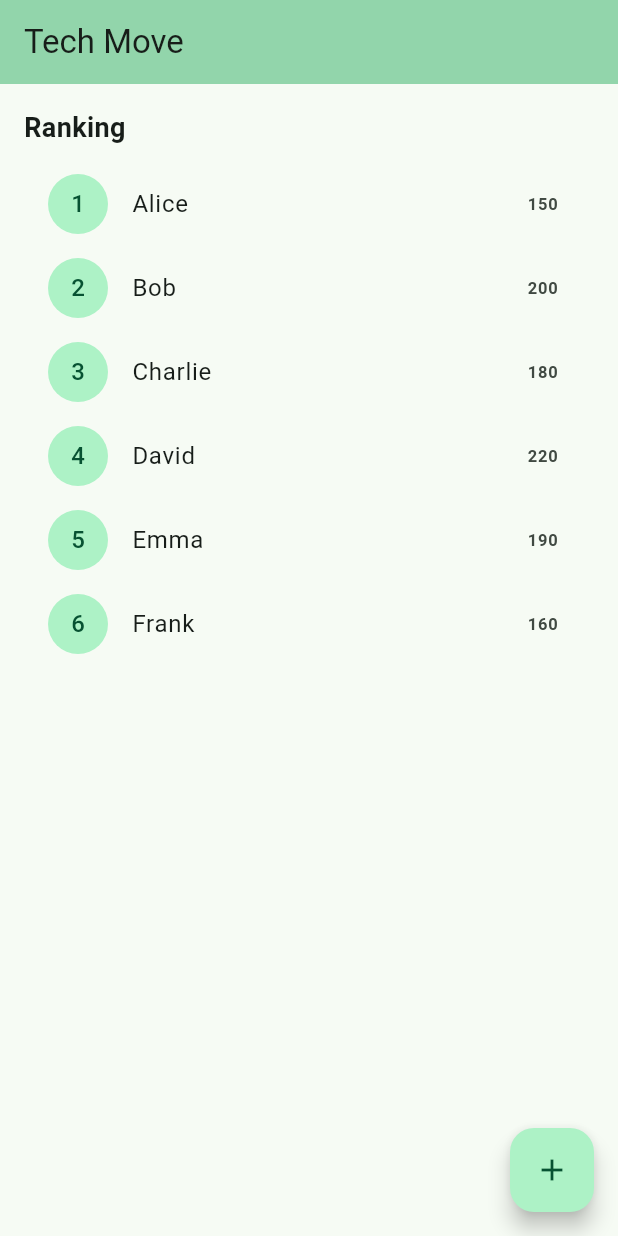
After one commit to joaopaulopmedeiros/IMD0509-ddm-projeto1, a Flutter app: the screen it shows after launch, on a phone screen of 412 x 824 dp. The commit adds this screen. Run offline on Flutter 3.47's test engine with Material 3 defaults, Android fonts, the phone set to English and light mode, and no system bars.

Commit message:
refactor: ranking component

```diff
--- /dev/null
+++ b/tech_move/lib/components/ranking.dart
@@ -0,0 +1,54 @@
+import 'package:flutter/material.dart';
+import 'package:tech_move/models/User.dart';
+
+class Ranking extends StatelessWidget {
+  const Ranking({super.key});
+
+  @override
+  Widget build(BuildContext context) {
+    final List<User> users = [
+      User(name: 'Alice', score: 150),
+      User(name: 'Bob', score: 200),
+      User(name: 'Charlie', score: 180),
+      User(name: 'David', score: 220),
+      User(name: 'Emma', score: 190),
+      User(name: 'Frank', score: 160),
+    ];
+    return Padding(
+        padding: const EdgeInsets.all(16.0),
+        child: Column(
+          crossAxisAlignment: CrossAxisAlignment.start,
+          children: [
+            const Text(
+              'Ranking',
+              style: TextStyle(
+                fontSize: 18,
+                fontWeight: FontWeight.bold,
+              ),
+            ),
+            const SizedBox(height: 10),
+            Expanded(
+              child: ListView.builder(
+                itemCount: users.length,
+                itemBuilder: (context, index) {
+                  return ListTile(
+                    leading: CircleAvatar(
+                      child: Text((index + 1).toString()),
+                    ),
+                    title: Text(users[index].name),
+                    trailing: Text(
+                      users[index].score.toString(),
+                      style: const TextStyle(
+                        fontWeight: FontWeight.bold,
+                      ),
+                    ),
+                  );
+                },
+              ),
+            ),
+          ],
+        ),
+      );
+  }
+
+}
```
Also changed, not shown: tech_move/lib/main.dart (+9 -52 lines).
